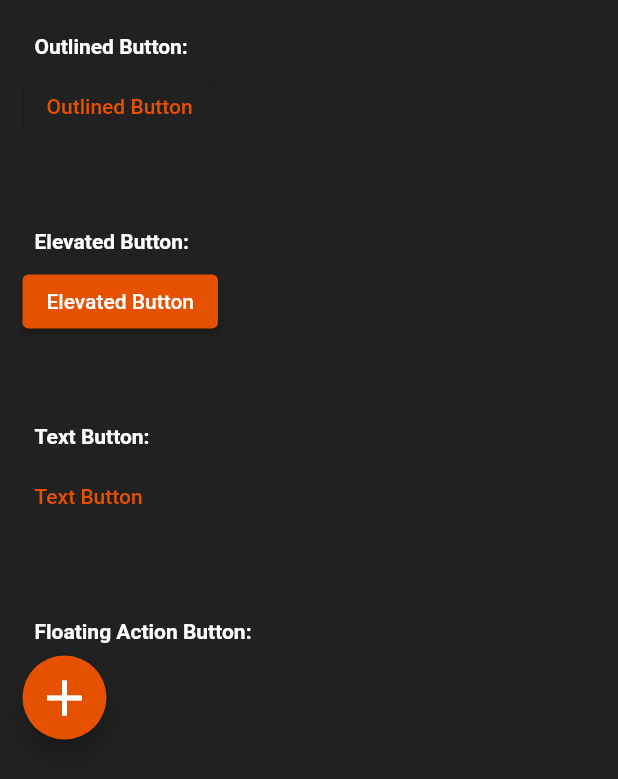
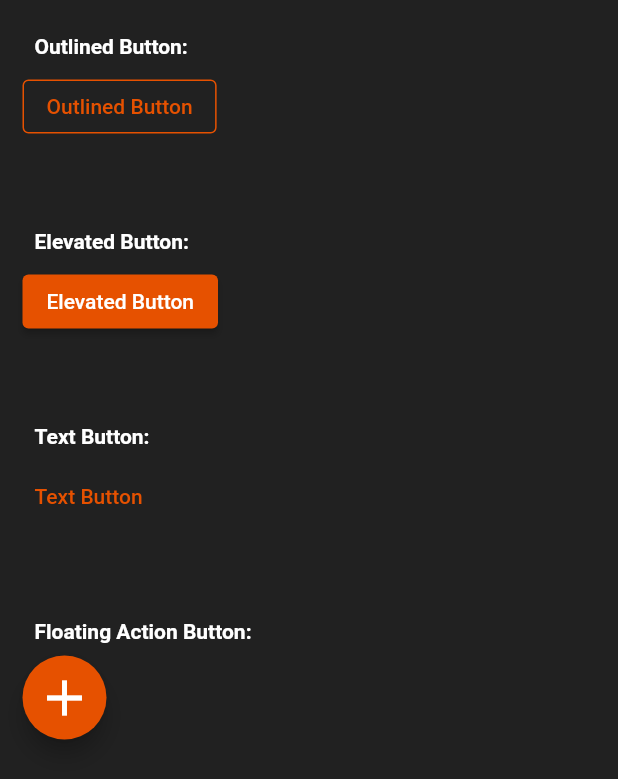
Before and after one commit to ACM-VIT/fludget, a Flutter app: the ButtonImplementation screen opened directly, on a phone screen of 412 x 824 dp. Shown: the top 779 px of the screen. Run offline on Flutter 3.47's test engine with Material 2 defaults, Android fonts, the light colour scheme and no system bars; our stand-ins replace file_picker.

Commit message:
fix: add outlined button border

```diff
--- a/lib/routes/button.dart
+++ b/lib/routes/button.dart
@@ -31,6 +31,9 @@ class ButtonImplementation extends StatelessWidget {
                   onPressed: () => _message(context),
                   style: OutlinedButton.styleFrom(
                     primary: Colors.orange[900],
+                    side: BorderSide(
+                      color: Colors.orange[900]!,
+                    ),
                   ),
                   child: Text("Outlined Button")),
               SizedBox(height: 50.0),
```
